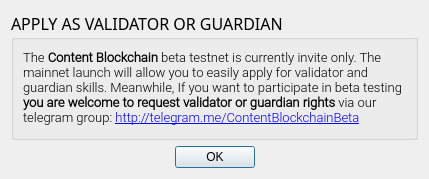
The window that app/ui/apply.ui (coblo/gui-demo) describes before a commit, drawn with Qt 5.
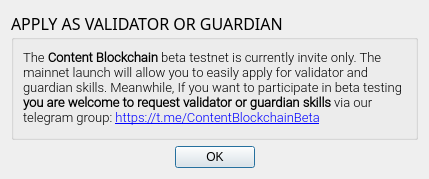
The same window after the commit.

Commit message: Updata apply link and make clickable.

```diff
--- a/app/ui/apply.ui
+++ b/app/ui/apply.ui
@@ -35,7 +35,7 @@
          </font>
         </property>
         <property name="text">
-         <string>&lt;html&gt;&lt;head/&gt;&lt;body&gt;&lt;p&gt;The &lt;span style=&quot; font-weight:600;&quot;&gt;Content Blockchain&lt;/span&gt; beta testnet is currently invite only. The mainnet launch will allow you to easily apply for validator and guardian skills. Meanwhile, If you want to participate in beta testing&lt;span style=&quot; font-weight:600;&quot;&gt; you are welcome to request validator or guardian rights&lt;/span&gt; via our telegram group: &lt;a href=&quot;http://telegram.me/ContentBlockchainBeta&quot;&gt;&lt;span style=&quot; text-decoration: underline; color:#0000ff;&quot;&gt;http://telegram.me/ContentBlockchainBeta&lt;/span&gt;&lt;/a&gt;&lt;/p&gt;&lt;/body&gt;&lt;/html&gt;</string>
+         <string>&lt;html&gt;&lt;head/&gt;&lt;body&gt;&lt;p&gt;The &lt;span style=&quot; font-weight:600;&quot;&gt;Content Blockchain&lt;/span&gt; beta testnet is currently invite only. The mainnet launch will allow you to easily apply for validator and guardian skills. Meanwhile, If you want to participate in beta testing&lt;span style=&quot; font-weight:600;&quot;&gt; you are welcome to request validator or guardian skills&lt;/span&gt; via our telegram group: &lt;a href=&quot;https://t.me/ContentBlockchainBeta&quot;&gt;&lt;span style=&quot; text-decoration: underline; color:#0000ff;&quot;&gt;https://t.me/ContentBlockchainBeta&lt;/span&gt;&lt;/a&gt;&lt;/p&gt;&lt;/body&gt;&lt;/html&gt;</string>
         </property>
         <property name="alignment">
          <set>Qt::AlignLeading|Qt::AlignLeft|Qt::AlignTop</set>
```
Left out of the diff: 3 changed lines with no effect on the pictures.
